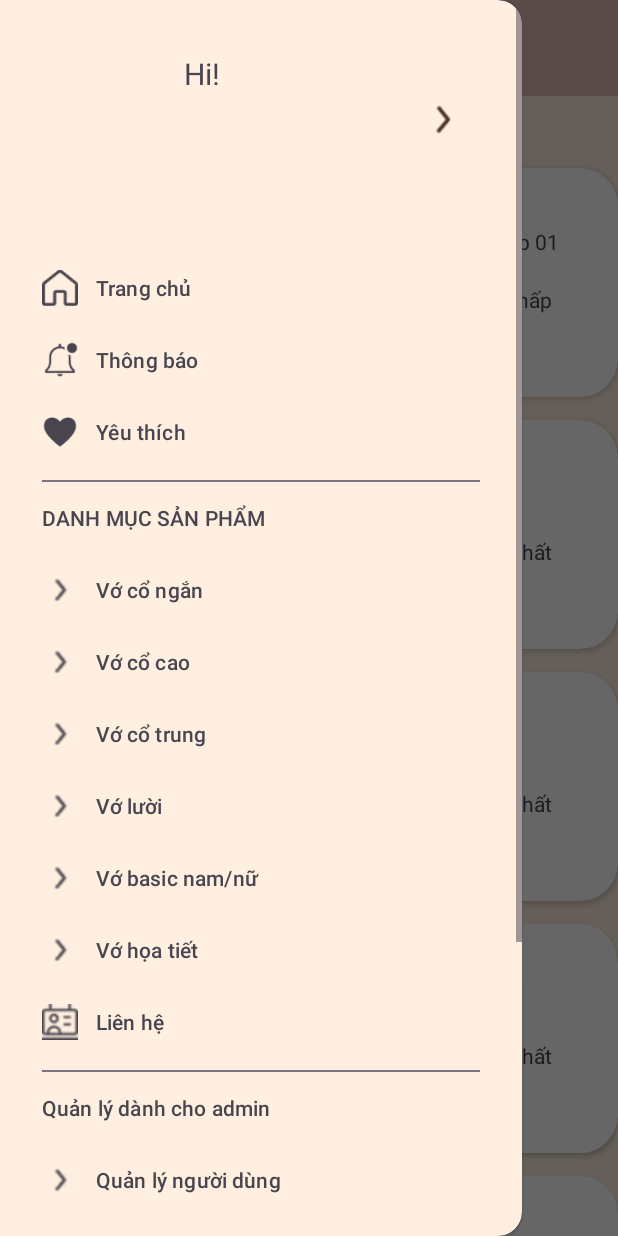
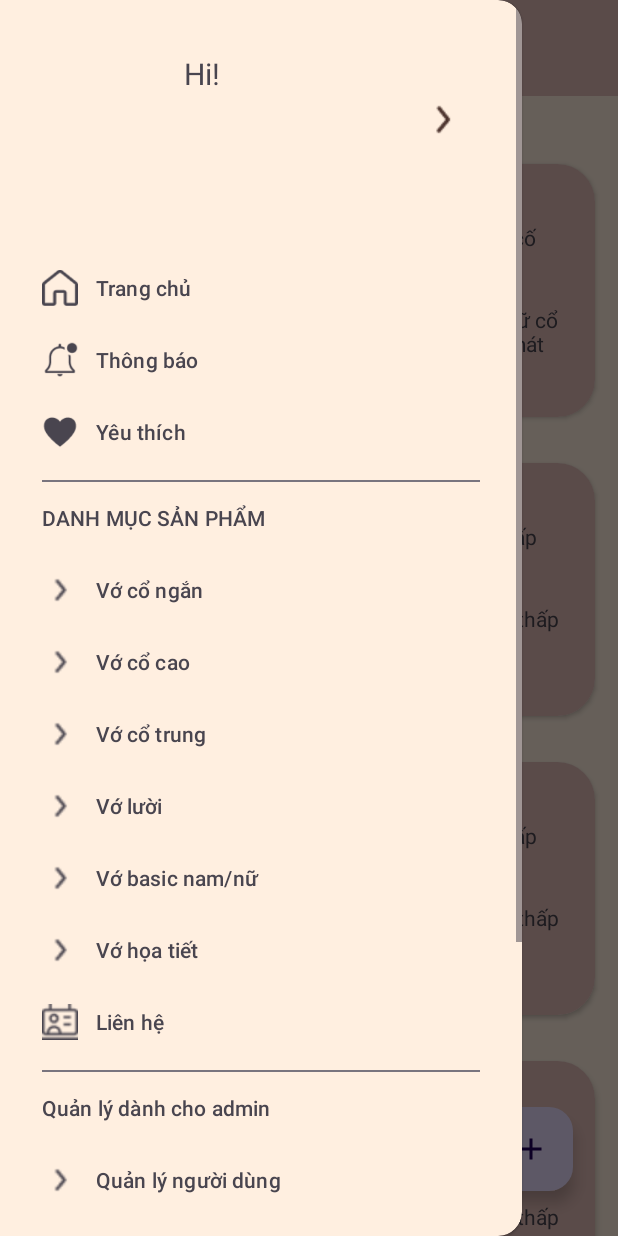
Before and after one commit to thanhson539/DuAn1Application, an Android app: the fragment SanPham_Fragment placed in its activity, with the side drawer open, on a phone screen of 412 x 824 dp. Run offline under Robolectric (Android 15) with nearby library versions, the phone set to English and light mode, and no system bars; our stand-ins replace Picasso.

Commit message:
sửa Lại Giao diện thêm float button... tiennd

```diff
--- a/app/src/main/java/md18202/nhom2/duan1application/Activities/ChiTietNguoiDung.java
+++ b/app/src/main/java/md18202/nhom2/duan1application/Activities/ChiTietNguoiDung.java
@@ -175,7 +175,7 @@ public class ChiTietNguoiDung extends AppCompatActivity {
                     boolean check = nguoiDungDAO.doiMatKhau(taikhoan, oldPass, newPass);
                     if (check){
                         Toast.makeText(ChiTietNguoiDung.this,"Đổi mật khẩu thành công",Toast.LENGTH_SHORT).show();
-                        Intent intent = new Intent(ChiTietNguoiDung.this,DangKyTaiKhoanActivity.class);
+                        Intent intent = new Intent(ChiTietNguoiDung.this,DangNhapActivity.class);
                         intent.setFlags(Intent.FLAG_ACTIVITY_NEW_TASK | Intent.FLAG_ACTIVITY_CLEAR_TASK);
                         startActivity(intent);
                     }else {Toast.makeText(ChiTietNguoiDung.this,"Đổi Mật Khẩu Không Thành Công",Toast.LENGTH_SHORT).show();}
--- a/app/src/main/java/md18202/nhom2/duan1application/Adapters/SanPhamAdapter.java
+++ b/app/src/main/java/md18202/nhom2/duan1application/Adapters/SanPhamAdapter.java
@@ -43,7 +43,7 @@ public class SanPhamAdapter extends RecyclerView.Adapter<SanPhamAdapter.MyViewHo
 
     @Override
     public void onBindViewHolder(@NonNull MyViewHover holder, int position) {
-        holder.tvID.setText("Loại: " + String.valueOf(list.get(position).getLoaiSanPham_id()));
+        holder.tvID.setText("Loại: " + String.valueOf(list.get(position).getTenloaisanpham()));
         holder.tvTen.setText("Tên Sản Phẩm: " + list.get(position).getTenSanPham());
         holder.tvGia.setText("Giá Tiền: " + String.valueOf(list.get(position).getGiaSanPham()));
         holder.tvMota.setText("Mô Tă Sản Phẩm: " + list.get(position).getMoTa());
--- a/app/src/main/java/md18202/nhom2/duan1application/DAO/SanPhamDAO.java
+++ b/app/src/main/java/md18202/nhom2/duan1application/DAO/SanPhamDAO.java
@@ -35,6 +35,34 @@ public class SanPhamDAO {
                 ));
             }while (cursor.moveToNext());
         }
+        return listResult;
+    }
+
+
+
+    public ArrayList<SanPham> getDsSanPhamADM() {
+        ArrayList<SanPham> listResult = new ArrayList<>();
+        SQLiteDatabase sqLiteDatabase = dbHelper.getReadableDatabase();
+
+        // Include the category name (tenLoai) in the SQL query
+        Cursor cursor = sqLiteDatabase.rawQuery("SELECT sp.sanPham_id, lp.tenLoai, sp.tenSanPham, sp.anhSanPham, sp.giaSanPham, sp.moTa, sp.soLuongConLai FROM SANPHAM sp INNER JOIN LOAISANPHAM lp ON sp.loaiSanPham_id = lp.loaiSanPham_id", null);
+
+        if (cursor.getCount() != 0) {
+            cursor.moveToFirst();
+            do {
+                listResult.add(new SanPham(
+                        cursor.getInt(0),          // sanPham_id
+                        cursor.getString(1),       // tenLoaiSanPham (category name)
+                        cursor.getString(2),       // tenSanPham
+                        cursor.getString(3),       // anhSanPham
+                        cursor.getInt(4),          // giaSanPham
+                        cursor.getString(5),       // moTa
+                        cursor.getInt(6)           // soLuongConLai
+                ));
+            } while (cursor.moveToNext());
+        }
+
+        cursor.close(); // Close the cursor after use
         return listResult;
     }
 
--- a/app/src/main/java/md18202/nhom2/duan1application/Fragments/SanPham_Fragment.java
+++ b/app/src/main/java/md18202/nhom2/duan1application/Fragments/SanPham_Fragment.java
@@ -1,5 +1,8 @@
 package md18202.nhom2.duan1application.Fragments;
 
+import android.app.AlertDialog;
+import android.app.Dialog;
+import android.content.DialogInterface;
 import android.os.Bundle;
 
 import androidx.annotation.NonNull;
@@ -11,6 +14,10 @@ import androidx.recyclerview.widget.RecyclerView;
 import android.view.LayoutInflater;
 import android.view.View;
 import android.view.ViewGroup;
+import android.widget.EditText;
+import android.widget.Spinner;
+
+import com.google.android.material.floatingactionbutton.FloatingActionButton;
 
 import java.util.ArrayList;
 
@@ -22,8 +29,9 @@ import md18202.nhom2.duan1application.R;
 
 public class SanPham_Fragment extends Fragment {
 
- private RecyclerView recyclerView;
- private SanPhamDAO sanPhamDAO;
+    private RecyclerView recyclerView;
+    private SanPhamDAO sanPhamDAO;
+    private FloatingActionButton floatbtnSanpham;
 
     public SanPham_Fragment() {
         // Required empty public constructor
@@ -52,16 +60,57 @@ public class SanPham_Fragment extends Fragment {
     @Override
     public void onViewCreated(@NonNull View view, @Nullable Bundle savedInstanceState) {
         super.onViewCreated(view, savedInstanceState);
-        recyclerView  =view.findViewById(R.id.rycView_SanPham);
+        recyclerView = view.findViewById(R.id.rycView_SanPham);
+        floatbtnSanpham = view.findViewById(R.id.floatbtnSanPham);
 
-        sanPhamDAO  = new SanPhamDAO(getContext());
+        floatbtnSanpham.setOnClickListener(new View.OnClickListener() {
+            @Override
+            public void onClick(View v) {
+                showDialogFloatButton();
+            }
+        });
+
+
+        sanPhamDAO = new SanPhamDAO(getContext());
         loatDate(recyclerView);
     }
-    public void loatDate(RecyclerView recyclerView){
-        ArrayList<SanPham>list = sanPhamDAO.getDsSanPham();
-        RecyclerView.LayoutManager layoutManager  =new LinearLayoutManager(getContext());
+
+    public void loatDate(RecyclerView recyclerView) {
+        ArrayList<SanPham> list = sanPhamDAO.getDsSanPhamADM();
+        RecyclerView.LayoutManager layoutManager = new LinearLayoutManager(getContext());
         recyclerView.setLayoutManager(layoutManager);
-        SanPhamAdapter adapter  =new SanPhamAdapter(getContext(), list);
+        SanPhamAdapter adapter = new SanPhamAdapter(getContext(), list);
         recyclerView.setAdapter(adapter);
     }
+
+
+
+    public void showDialogFloatButton(){
+        AlertDialog.Builder builder  = new AlertDialog.Builder(getContext());
+        LayoutInflater inflater  =getLayoutInflater();
+        View view  = inflater.inflate(R.layout.dialog_floatbutton_sanpham, null);
+        builder.setView(view);
+        Spinner spnLoaiSanPham  =view.findViewById(R.id.spnSanPham);
+        EditText edThemAnh = view.findViewById(R.id.edSanPhamThemAnh);
+        EditText edThemTen = view.findViewById(R.id.edSanPhamThemTenSP);
+        EditText edThemGia = view.findViewById(R.id.edSanPhamThemGiaSP);
+        EditText edThemMoTa = view.findViewById(R.id.edSanPhamMoTaLoaiSP);
+        EditText edThemSoLuong = view.findViewById(R.id.edSanPhamThemSoLuongSP);
+
+
+
+        builder.setNegativeButton("Huỷ", new DialogInterface.OnClickListener() {
+            @Override
+            public void onClick(DialogInterface dialog, int which) {
+
+            }
+        }).setPositiveButton("Thêm Mới", new DialogInterface.OnClickListener() {
+            @Override
+            public void onClick(DialogInterface dialog, int which) {
+
+            }
+        });
+        Dialog dialog  =builder.create();
+        dialog.show();
+    }
 }
--- a/app/src/main/java/md18202/nhom2/duan1application/Models/SanPham.java
+++ b/app/src/main/java/md18202/nhom2/duan1application/Models/SanPham.java
@@ -5,12 +5,24 @@ import java.io.Serializable;
 public class SanPham implements Serializable {
     private int sanPham_id;
     private int loaiSanPham_id;
+    private   String tenloaisanpham;
     private String tenSanPham;
     private String anhSanPham;
     private int giaSanPham;
     private String moTa;
     private int soLuongConLai;
     private int isYeuThich;
+
+
+    public SanPham(int sanPham_id, String tenloaisanpham, String tenSanPham, String anhSanPham, int giaSanPham, String moTa, int soLuongConLai) {
+        this.sanPham_id = sanPham_id;
+        this.tenloaisanpham = tenloaisanpham;
+        this.tenSanPham = tenSanPham;
+        this.anhSanPham = anhSanPham;
+        this.giaSanPham = giaSanPham;
+        this.moTa = moTa;
+        this.soLuongConLai = soLuongConLai;
+    }
 
     public SanPham(int sanPham_id, int loaiSanPham_id, String tenSanPham, String anhSanPham, int giaSanPham, String moTa, int soLuongConLai) {
         this.sanPham_id = sanPham_id;
@@ -100,4 +112,13 @@ public class SanPham implements Serializable {
     public void setSoLuongConLai(int soLuongConLai) {
         this.soLuongConLai = soLuongConLai;
     }
+
+
+    public String getTenloaisanpham() {
+        return tenloaisanpham;
+    }
+
+    public void setTenloaisanpham(String tenloaisanpham) {
+        this.tenloaisanpham = tenloaisanpham;
+    }
 }
--- /dev/null
+++ b/app/src/main/res/drawable/add.xml
@@ -0,0 +1,5 @@
+<vector android:height="24dp" android:tint="#000000"
+    android:viewportHeight="24" android:viewportWidth="24"
+    android:width="24dp" xmlns:android="http://schemas.android.com/apk/res/android">
+    <path android:fillColor="@android:color/white" android:pathData="M19,13h-6v6h-2v-6H5v-2h6V5h2v6h6v2z"/>
+</vector>
--- a/app/src/main/res/layout/fragment_san_pham_.xml
+++ b/app/src/main/res/layout/fragment_san_pham_.xml
@@ -1,12 +1,19 @@
 <?xml version="1.0" encoding="utf-8"?>
-<LinearLayout xmlns:android="http://schemas.android.com/apk/res/android"
+<RelativeLayout xmlns:android="http://schemas.android.com/apk/res/android"
     xmlns:tools="http://schemas.android.com/tools"
     android:layout_width="match_parent"
     android:layout_height="match_parent"
     android:orientation="vertical"
     tools:context=".Fragments.SanPham_Fragment">
 
-    <!-- TODO: Update blank fragment layout -->
+  <com.google.android.material.floatingactionbutton.FloatingActionButton
+      android:id="@+id/floatbtnSanPham"
+      android:layout_alignParentBottom="true"
+      android:layout_alignParentRight="true"
+      android:layout_margin="30dp"
+      android:layout_width="wrap_content"
+      android:src="@drawable/add"
+      android:layout_height="wrap_content"/>
     <TextView
         android:gravity="center"
         android:textSize="24sp"
@@ -15,7 +22,8 @@
         android:layout_height="wrap_content"
         android:text="Tất Cả Sản Phẩm" />
 <androidx.recyclerview.widget.RecyclerView
+    android:layout_marginTop="30dp"
     android:id="@+id/rycView_SanPham"
     android:layout_width="match_parent"
     android:layout_height="match_parent"/>
-</LinearLayout>
+</RelativeLayout>
--- a/app/src/main/res/layout/item_loai_san_pham.xml
+++ b/app/src/main/res/layout/item_loai_san_pham.xml
@@ -4,12 +4,12 @@
     xmlns:app="http://schemas.android.com/apk/res-auto"
     android:orientation="vertical"
     app:cardCornerRadius="25dp"
-    android:layout_marginTop="15dp"
+   android:layout_margin="15dp"
     android:layout_height="wrap_content">
     <LinearLayout
 
         android:layout_width="match_parent"
-        android:background="#C0C0C0"
+        android:background="#E2BCB7"
         android:layout_height="wrap_content">
         <LinearLayout
             android:layout_margin="20dp"
--- a/app/src/main/res/layout/item_sanpham.xml
+++ b/app/src/main/res/layout/item_sanpham.xml
@@ -4,15 +4,19 @@
     xmlns:app="http://schemas.android.com/apk/res-auto"
     android:orientation="vertical"
     app:cardCornerRadius="25dp"
-    android:layout_marginTop="15dp"
+    android:layout_margin="15dp"
     android:layout_height="wrap_content">
 
     <LinearLayout
+
         android:layout_width="match_parent"
         android:orientation="horizontal"
+        android:background="#E2BCB7"
         android:layout_height="wrap_content">
         <ImageView
             android:id="@+id/imgSanPhamADM"
+            android:layout_marginTop="10dp"
+            android:layout_marginLeft="20dp"
             android:src="@drawable/sanpham_cothap_xoaphong"
             android:layout_width="120dp"
             android:layout_height="150dp"/>
```
Also changed, not shown: app/src/main/java/md18202/nhom2/duan1application/Fragments/Loai_San_Pham_Fragment.java (+45 -4 lines), app/src/main/res/layout/dialog_floatbutton_loaisanpham.xml (added, +23 -0 lines), app/src/main/res/layout/dialog_floatbutton_sanpham.xml (added, +76 -0 lines), app/src/main/res/layout/dialog_sua_loai_sanpham.xml (+9 -4 lines), app/src/main/res/layout/dialog_sua_sanpham.xml (+30 -7 lines), app/src/main/res/layout/fragment_loai__san__pham_.xml (+12 -3 lines).
